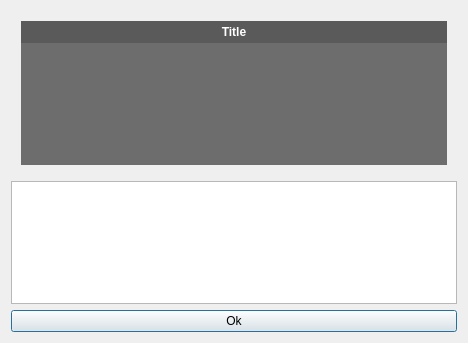
Qt form styleeditor.ui (FrankMamuda/iconboard) before a commit.
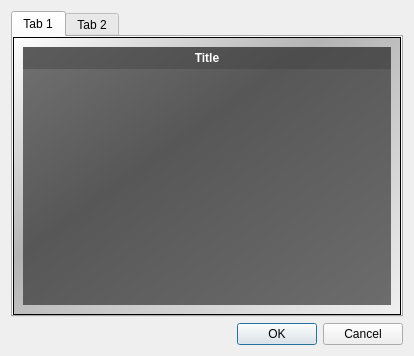
The same form after that commit. Icons and pictures are not drawn. Custom widgets are drawn as their Qt base class.

Commit message: UI improvements, better style dialog

Diff of the .ui file:
```diff
--- a/styleeditor.ui
+++ b/styleeditor.ui
@@ -6,40 +6,103 @@
    <rect>
     <x>0</x>
     <y>0</y>
-    <width>468</width>
-    <height>343</height>
+    <width>414</width>
+    <height>356</height>
    </rect>
   </property>
   <property name="windowTitle">
    <string>Dialog</string>
   </property>
-  <layout class="QVBoxLayout" name="verticalLayout">
+  <layout class="QVBoxLayout" name="centralLayout">
    <item>
-    <layout class="QVBoxLayout" name="widgetLayout">
+    <widget class="QTabWidget" name="tabWidget">
+     <property name="currentIndex">
+      <number>0</number>
+     </property>
+     <widget class="QWidget" name="tabPreview">
+      <attribute name="title">
+       <string>Tab 1</string>
+      </attribute>
+      <layout class="QVBoxLayout" name="previewLayout">
      <property name="spacing">
       <number>0</number>
      </property>
      <property name="leftMargin">
-      <number>10</number>
+        <number>0</number>
      </property>
      <property name="topMargin">
-      <number>10</number>
+        <number>0</number>
      </property>
      <property name="rightMargin">
-      <number>10</number>
+        <number>0</number>
      </property>
      <property name="bottomMargin">
-      <number>10</number>
+        <number>0</number>
      </property>
      <item>
-      <widget class="QLabel" name="label">
+        <widget class="BackgroundFrame" name="frame">
        <property name="styleSheet">
-        <string notr="true">QLabel {
+          <string notr="true">QFrame#frame {
+    border: 1px solid black;
+	background: qlineargradient(x1:0, y1:0, x2:1, y2:1, stop:0 white, stop: 0.4 rgba( 180, 180, 180, 255 ), stop:1 rgb( 240, 240, 240, 255 ));
+	background-image: url(dense6pattern.png);
+    background-repeat: repeat-xy;
+}
+</string>
+         </property>
+         <property name="frameShape">
+          <enum>QFrame::StyledPanel</enum>
+         </property>
+         <property name="frameShadow">
+          <enum>QFrame::Raised</enum>
+         </property>
+         <layout class="QVBoxLayout" name="verticalLayout">
+          <property name="spacing">
+           <number>0</number>
+          </property>
+          <item>
+           <widget class="QLabel" name="title">
+            <property name="styleSheet">
+             <string notr="true">QLabel#title {
     background-color: rgba( 48, 48, 48, 200 );
     color: white;
     padding: 4px;
     font-weight: bold;
 }
+
+QListView#view {
+    background-color: rgba( 32, 32, 32, 160 );
+    color: white;
+    font-size: 9pt;
+    outline: none;
+    border: 0px;
+}
+
+QScrollBar:vertical {
+    width:10px;
+    background: rgba( 255, 255, 255, 32 );
+    margin: 0px 0px 0px 0px;
+}
+
+QScrollBar::handle:vertical {
+    background: rgba( 0, 0, 0, 180 );
+    border-radius: 4px;
+    width: 8px;
+    margin-left: 1px;
+    margin-right: 1px;
+    margin-top: 2px;
+    margin-bottom: 2px;
+    min-height: 9px;
+    max-height: 32px;
+}
+
+QScrollBar::add-page:vertical, QScrollBar::sub-page:vertical {
+    background: transparent;
+}
+
+QScrollBar::add-line:vertical, QScrollBar::sub-line:vertical {
+    height: 0px;
+}
 </string>
        </property>
        <property name="text">
@@ -51,9 +114,16 @@
       </widget>
      </item>
      <item>
-      <widget class="QListView" name="listView">
+           <widget class="QListView" name="view">
        <property name="styleSheet">
-        <string notr="true">QListView {
+             <string notr="true">QLabel#title {
+    background-color: rgba( 48, 48, 48, 200 );
+    color: white;
+    padding: 4px;
+    font-weight: bold;
+}
+
+QListView#view {
     background-color: rgba( 32, 32, 32, 160 );
     color: white;
     font-size: 9pt;
@@ -91,19 +161,86 @@
       </widget>
      </item>
     </layout>
-   </item>
+        </widget>
+       </item>
+      </layout>
+     </widget>
+     <widget class="QWidget" name="tabEditor">
+      <attribute name="title">
+       <string>Tab 2</string>
+      </attribute>
+      <layout class="QHBoxLayout" name="horizontalLayout">
    <item>
-    <widget class="QPlainTextEdit" name="plainTextEdit"/>
-   </item>
+        <widget class="QPlainTextEdit" name="styleSheetEditor">
+         <property name="plainText">
+          <string>QLabel#title {
+    background-color: rgba( 48, 48, 48, 200 );
+    color: white;
+    padding: 4px;
+    font-weight: bold;
+}
+
+QListView#view {
+    background-color: rgba( 32, 32, 32, 160 );
+    color: white;
+    font-size: 9pt;
+    outline: none;
+    border: 0px;
+}
+
+QScrollBar:vertical {
+    width:10px;
+    background: rgba( 255, 255, 255, 32 );
+    margin: 0px 0px 0px 0px;
+}
+
+QScrollBar::handle:vertical {
+    background: rgba( 0, 0, 0, 180 );
+    border-radius: 4px;
+    width: 8px;
+    margin-left: 1px;
+    margin-right: 1px;
+    margin-top: 2px;
+    margin-bottom: 2px;
+    min-height: 9px;
+    max-height: 32px;
+}
+
+QScrollBar::add-page:vertical, QScrollBar::sub-page:vertical {
+    background: transparent;
+}
+
+QScrollBar::add-line:vertical, QScrollBar::sub-line:vertical {
+    height: 0px;
+}
+</string>
+         </property>
+        </widget>
+       </item>
+      </layout>
+     </widget>
+    </widget>
+   </item>
    <item>
-    <widget class="QPushButton" name="pushButton">
-     <property name="text">
-      <string>Ok</string>
+    <widget class="QDialogButtonBox" name="buttonBox">
+     <property name="orientation">
+      <enum>Qt::Horizontal</enum>
      </property>
+     <property name="standardButtons">
+      <set>QDialogButtonBox::Cancel|QDialogButtonBox::Ok</set>
+     </property>
     </widget>
    </item>
   </layout>
  </widget>
+ <customwidgets>
+  <customwidget>
+   <class>BackgroundFrame</class>
+   <extends>QFrame</extends>
+   <header>backgroundframe.h</header>
+   <container>1</container>
+  </customwidget>
+ </customwidgets>
  <resources/>
  <connections/>
 </ui>
```
Left out of the diff: 40 changed lines with no effect on the pictures. Lines whose indentation alone changed are shown as unchanged. The commit also changes 16 other files.
